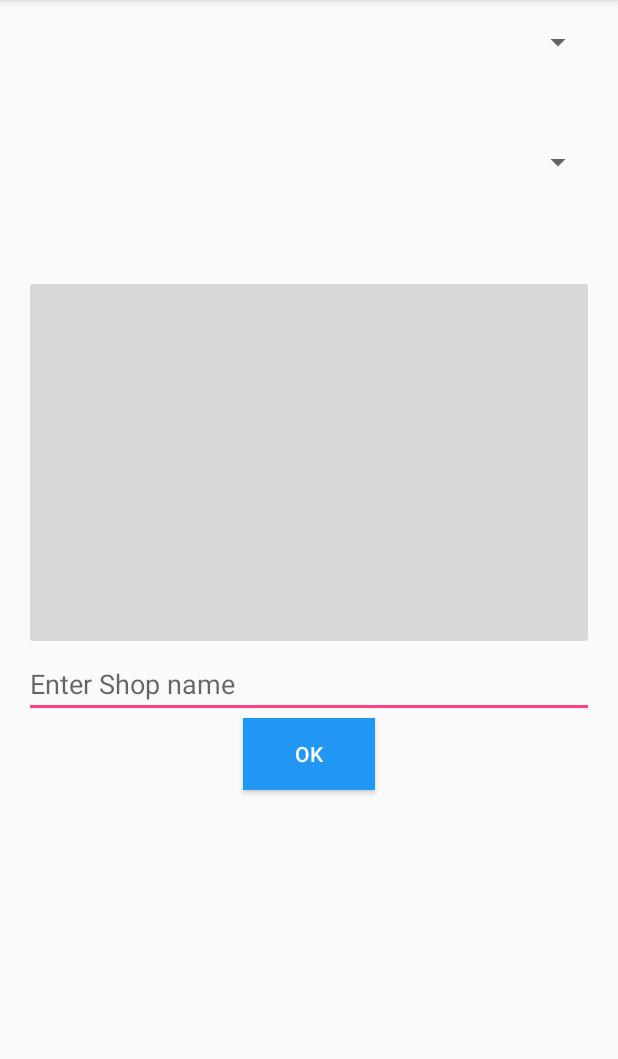
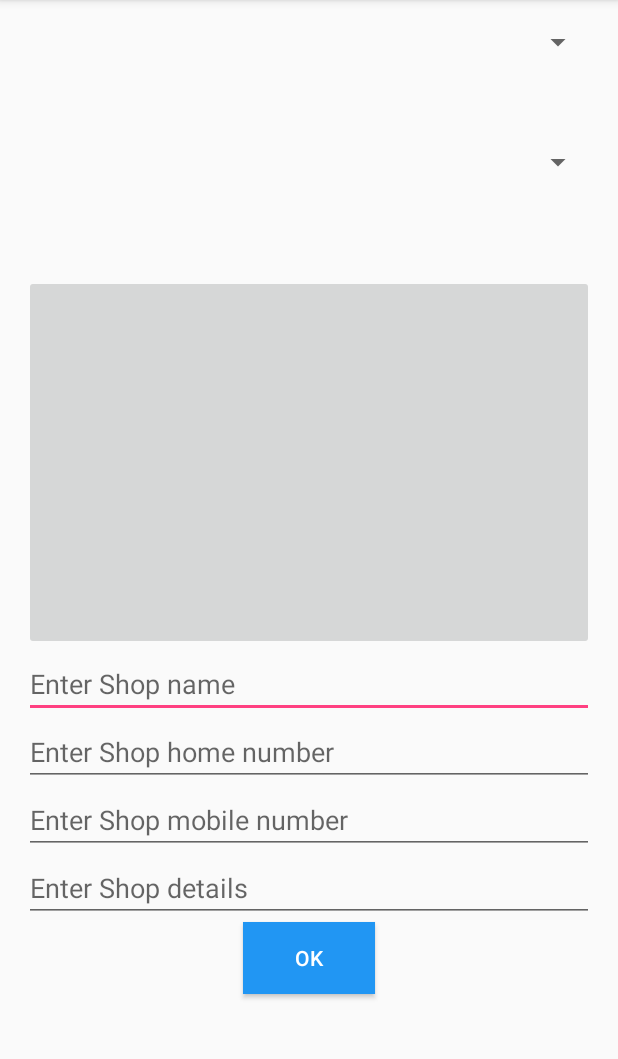
Before and after one commit to mahmoudelgamal1997/Admin, an Android app: the Shop screen opened directly, with no data from a screen before it, on a phone screen of 412 x 824 dp, the part 84-1143 px from its top. Run offline under Robolectric (Android 15) with nearby library versions, the phone set to English and light mode, and no system bars; our stand-ins replace Firebase (no records; nobody signed in at launch, a user with empty details on screens opened directly); libraries missing offline, so code that uses them is left out: com.firebase.client; 5 statements that could not run were skipped.

Commit message:
add phone number

```diff
--- a/app/src/main/java/com/example2017/android/admin/Catorgy_Post.java
+++ b/app/src/main/java/com/example2017/android/admin/Catorgy_Post.java
@@ -37,14 +37,11 @@ import java.util.List;
 
 public class Catorgy_Post extends AppCompatActivity {
     private DatabaseReference mdatabase;
-    final ArrayList<String> arrayList=new ArrayList<>();
     private Uri imageuri = null;
-    boolean flag;
 
     private StorageReference s;
     EditText input;
     Bitmap resized;
-    String k, InputCatorgy;
     ImageButton imageButton2;
     public static final int gallery_Intent = 3;
     ProgressDialog progressDialog;
@@ -107,6 +104,7 @@ public class Catorgy_Post extends AppCompatActivity {
                 newpost.child("catorgy_name").setValue(input.getText().toString());
                 newpost.child("catorgy_image").setValue(down.toString());
                 Toast.makeText(getApplicationContext(), "Post Succsesfull", Toast.LENGTH_LONG).show();
+                input.getText().clear();
                 progressDialog.dismiss();
 
             }
--- a/app/src/main/java/com/example2017/android/admin/MainActivity.java
+++ b/app/src/main/java/com/example2017/android/admin/MainActivity.java
@@ -32,8 +32,9 @@ ProgressDialog progressDialog;
     protected void onCreate(Bundle savedInstanceState) {
         super.onCreate(savedInstanceState);
         setContentView(R.layout.activity_main);
+  Firebase.setAndroidContext(this);
 
-
+        mdatabase=FirebaseDatabase.getInstance().getReference().child("test");
 
 
     }
@@ -87,4 +88,6 @@ ProgressDialog progressDialog;
 
     }
 
+
+
 }
--- a/app/src/main/java/com/example2017/android/admin/Shop.java
+++ b/app/src/main/java/com/example2017/android/admin/Shop.java
@@ -50,7 +50,7 @@ public class Shop extends AppCompatActivity {
     public static final int gallery=2;
     private Uri imageuri=null;
     ImageButton imageButton;
-    EditText editText_shop;
+    EditText editText_shop,editText_home,editText_mobile,editText_details;
 
     @Override
     protected void onCreate(Bundle savedInstanceState) {
@@ -65,9 +65,14 @@ public class Shop extends AppCompatActivity {
         spinnerCity = (Spinner) findViewById(R.id.spinner_city);
         spinnerCatorgy = (Spinner) findViewById(R.id.spinner_catorgy);
         imageButton=(ImageButton)findViewById(R.id.imageButton);
+
         editText_shop=(EditText)findViewById(R.id.editText_shop);
+        editText_mobile=(EditText)findViewById(R.id.editText_mobile);
+        editText_home=(EditText)findViewById(R.id.editText_home);
+        editText_details=(EditText)findViewById(R.id.editText_details);
 
-progressDialog=new ProgressDialog(this);
+
+        progressDialog=new ProgressDialog(this);
 
 
         FirebaseListAdapter<City> cityListAdapter = new FirebaseListAdapter<City>(
@@ -114,8 +119,8 @@ spinnerCatorgy.setAdapter(catorgyListAdapter);
 
     public void upload (android.view.View view){
 
-    final DatabaseReference post=catorgy_database.child(catorgy_selected).child(catorgy_selected).child(city_selected).push();
      if (!TextUtils.isEmpty(editText_shop.getText().toString()) &&imageuri!=null){
+         final DatabaseReference post=catorgy_database.child(catorgy_selected).child(catorgy_selected).child(city_selected).child(editText_shop.getText().toString().toLowerCase().trim());
 
          progressDialog.setMessage("Wait..");
          progressDialog.show();
@@ -127,6 +132,12 @@ spinnerCatorgy.setAdapter(catorgyListAdapter);
                 Uri down = taskSnapshot.getDownloadUrl();
                 post.child("catorgy_name").setValue(editText_shop.getText().toString());
                 post.child("catorgy_image").setValue(down.toString());
+                post.child("shop_details").setValue(editText_details.getText().toString().toLowerCase().trim());
+                post.child("shop_mobile").setValue(editText_mobile.getText().toString().toLowerCase().trim());
+                post.child("shop_home").setValue(editText_home.getText().toString().toLowerCase().trim());
+
+
+
                 Toast.makeText(getApplicationContext(), "Post Succsesfull", Toast.LENGTH_LONG).show();
                progressDialog.dismiss();
 
--- a/app/src/main/res/layout/activity_main.xml
+++ b/app/src/main/res/layout/activity_main.xml
@@ -92,4 +92,5 @@
             android:textColor="#FFFFFF"
             android:background="#2196F3"
             />
+
 </RelativeLayout>
--- a/app/src/main/res/layout/activity_shop.xml
+++ b/app/src/main/res/layout/activity_shop.xml
@@ -52,6 +52,38 @@
         android:layout_alignParentStart="true"
         android:layout_alignRight="@+id/imageButton"
         android:layout_alignEnd="@+id/imageButton" />
+    <EditText
+        android:layout_width="wrap_content"
+        android:layout_height="wrap_content"
+        android:id="@+id/editText_home"
+        android:inputType="number"
+        android:hint="Enter Shop home number"
+        android:layout_below="@+id/editText_shop"
+        android:layout_alignParentLeft="true"
+        android:layout_alignParentStart="true"
+        android:layout_alignRight="@+id/imageButton"
+        android:layout_alignEnd="@+id/imageButton" />
+    <EditText
+        android:layout_width="wrap_content"
+        android:layout_height="wrap_content"
+        android:id="@+id/editText_mobile"
+        android:hint="Enter Shop mobile number"
+        android:inputType="number"
+        android:layout_below="@+id/editText_home"
+        android:layout_alignParentLeft="true"
+        android:layout_alignParentStart="true"
+        android:layout_alignRight="@+id/imageButton"
+        android:layout_alignEnd="@+id/imageButton" />
+    <EditText
+        android:layout_width="wrap_content"
+        android:layout_height="wrap_content"
+        android:id="@+id/editText_details"
+        android:hint="Enter Shop details"
+        android:layout_below="@+id/editText_mobile"
+        android:layout_alignParentLeft="true"
+        android:layout_alignParentStart="true"
+        android:layout_alignRight="@+id/imageButton"
+        android:layout_alignEnd="@+id/imageButton" />
 
     <Button
         android:layout_width="wrap_content"
@@ -61,7 +93,7 @@
         android:onClick="upload"
         android:textColor="#FFFFFF"
         android:background="#2196F3"
-        android:layout_below="@+id/editText_shop"
+        android:layout_below="@+id/editText_details"
         android:layout_centerHorizontal="true" />
 
 </RelativeLayout>
```
Also changed, not shown: app/src/main/java/com/example2017/android/admin/City_Post.java (+7 -14 lines), app/src/main/java/com/example2017/android/admin/person.java (+16 -5 lines), app/src/main/res/layout/activity_person.xml (+12 -1 lines).
